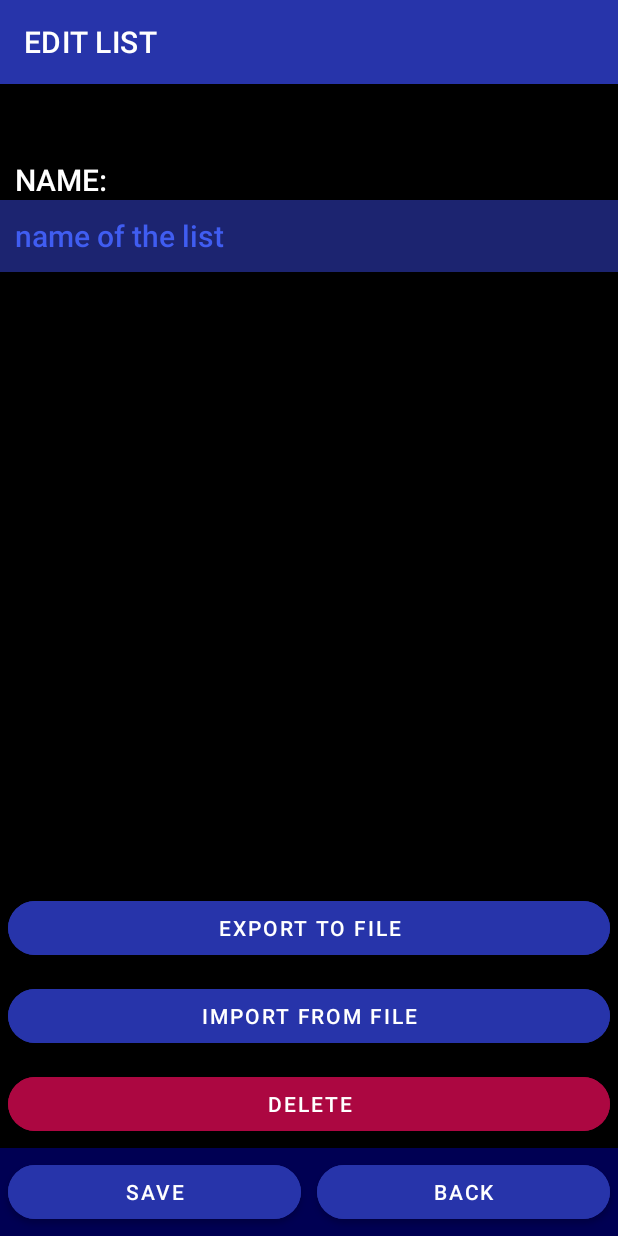
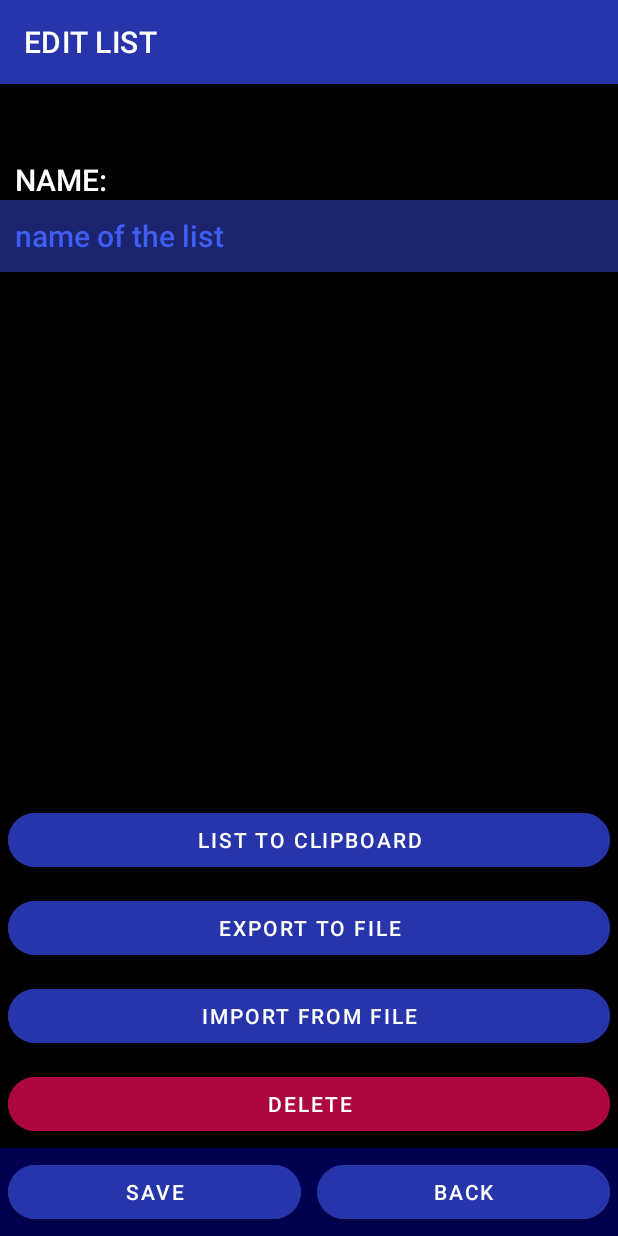
Before and after one commit to Pospec18/TODOList, an Android app: the EditListActivity screen opened directly, with no data from a screen before it, on a phone screen of 412 x 824 dp. Run offline under Robolectric (Android 15) with nearby library versions, the light colour scheme and no system bars; libraries missing offline, so code that uses them is left out: com.opencsv, com.opencsv.exceptions; 1 statement that could not run was skipped.

Commit message:
List to clipboard

```diff
--- a/app/src/main/java/com/pospecstudio/todolist/data/Item.java
+++ b/app/src/main/java/com/pospecstudio/todolist/data/Item.java
@@ -8,7 +8,7 @@ import com.opencsv.bean.CsvIgnore;
 import java.io.Serializable;
 import java.time.ZonedDateTime;
 
-public class Item implements Serializable {
+public class Item implements Serializable, Printable {
     @CsvBindByName(column = "name", required = true)
     private String itemName;
     @CsvBindByName(column = "idealCount", required = true)
@@ -139,4 +139,8 @@ public class Item implements Serializable {
             changedTime = ZonedDateTime.now();
         }
     }
+
+    public void print(StringBuilder builder) {
+        builder.append(itemName).append(" ").append(currCount).append("/").append(idealCount);
+    }
 }
--- /dev/null
+++ b/app/src/main/java/com/pospecstudio/todolist/data/Printable.java
@@ -0,0 +1,5 @@
+package com.pospecstudio.todolist.data;
+
+public interface Printable {
+    void print(StringBuilder builder);
+}
--- a/app/src/main/res/layout/list_edit.xml
+++ b/app/src/main/res/layout/list_edit.xml
@@ -34,6 +34,13 @@
                 android:layout_height="wrap_content"
                 android:background="@color/transparent"
                 android:layout_weight="10"/>
+        <Button
+                android:text="list to clipboard"
+                android:layout_width="match_parent"
+                android:layout_height="wrap_content" android:id="@+id/exportToCsv2"
+                android:onClick="listToClipboard"
+                android:focusable="false"
+                style="@style/bottom_panel_button" android:backgroundTint="@color/blue_500" android:layout_weight="0"/>
         <Button
                 android:text="export to file"
                 android:layout_width="match_parent"
```
Also changed, not shown: app/src/main/java/com/pospecstudio/todolist/EditListActivity.java (+13 -0 lines), app/src/main/java/com/pospecstudio/todolist/data/ItemHolder.java (+8 -1 lines).
